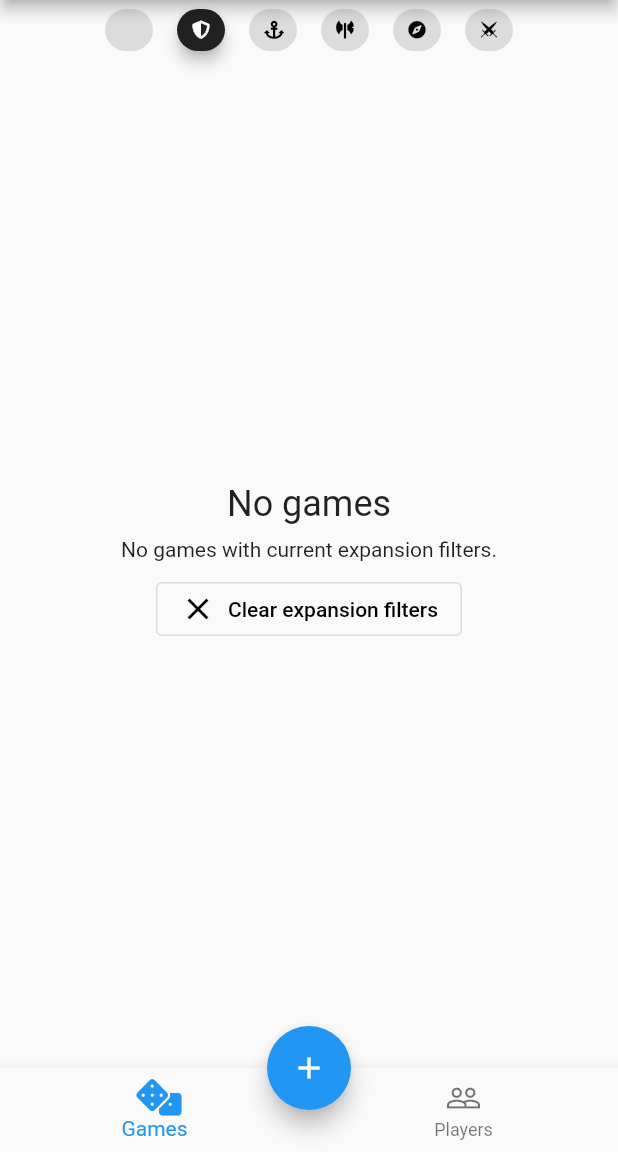
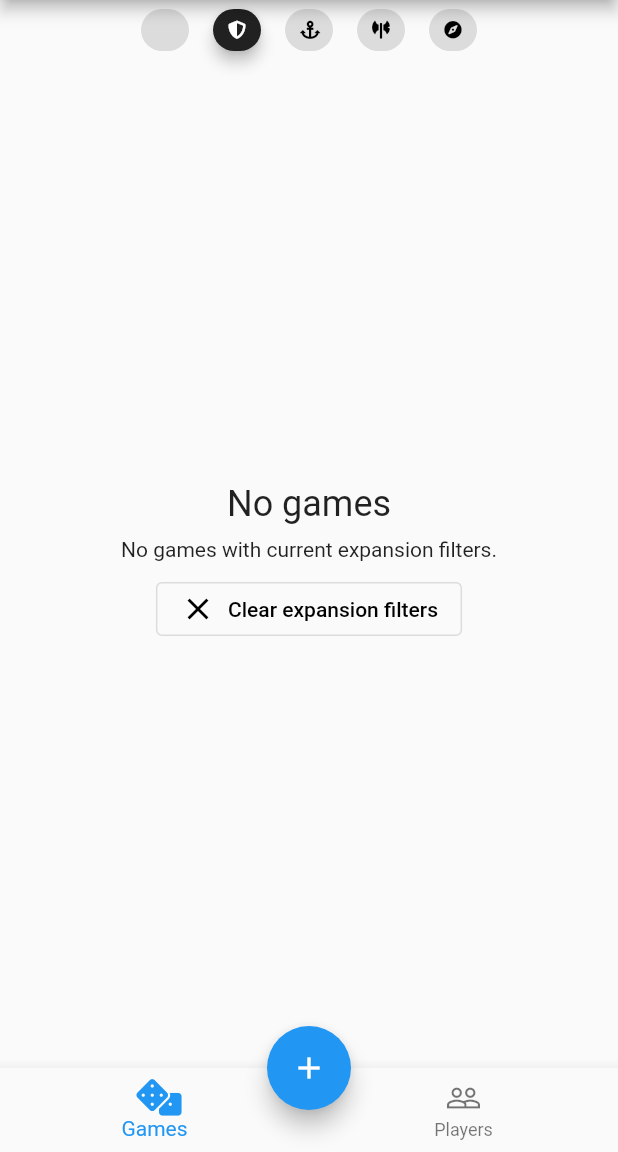
Before and after one commit to wietsebuseyne/CatanMaster, a Flutter app: the screen it shows after launch, after a tap on an icon or button, on a phone screen of 412 x 824 dp, the part 84-1236 px from its top. Run offline on Flutter 3.47's test engine with Material 2 defaults, Android fonts, the phone set to English and light mode, and no system bars; our stand-ins replace bloc, dartz, datetime_picker_formfield, device_info_plus, equatable, flutter_bloc and 6 more; missing offline and left inert: flutter_polygon; accounts and stored records are empty.

Commit message:
Removed Legend of the Conquerers expansion (it's now a scenario)

```diff
--- a/lib/feature/game/domain/game.dart
+++ b/lib/feature/game/domain/game.dart
@@ -189,7 +189,6 @@ enum CatanExpansion {
   seafarers,
   explorersAndPirates,
   tradersAndBarbarians,
-  legendOfTheConquerers,
 }
 
 extension CatanScenarios on CatanExpansion {
--- a/lib/feature/game/presentation/catan_expansion_ui.dart
+++ b/lib/feature/game/presentation/catan_expansion_ui.dart
@@ -27,8 +27,6 @@ extension CatanExpansionUi on CatanExpansion? {
         return Colors.blue[900]!;
       case CatanExpansion.tradersAndBarbarians:
         return Colors.purple;
-      case CatanExpansion.legendOfTheConquerers:
-        return Colors.green;
     }
   }
 
@@ -44,8 +42,6 @@ extension CatanExpansionUi on CatanExpansion? {
         return CatanIcons.compassSolid;
       case CatanExpansion.tradersAndBarbarians:
         return CatanIcons.axeSolid;
-      case CatanExpansion.legendOfTheConquerers:
-        return CatanIcons.crossedSwords;
     }
   }
 
@@ -61,8 +57,6 @@ extension CatanExpansionUi on CatanExpansion? {
         return CatanIcons.compass;
       case CatanExpansion.tradersAndBarbarians:
         return CatanIcons.axe;
-      case CatanExpansion.legendOfTheConquerers:
-        return CatanIcons.crossedSwords;
     }
   }
 
@@ -79,8 +73,6 @@ extension CatanExpansionUi on CatanExpansion? {
         return "Explorers & Pirates";
       case CatanExpansion.tradersAndBarbarians:
         return "Traders & Barbarians";
-      case CatanExpansion.legendOfTheConquerers:
-        return "Legend of the conquerers";
     }
   }
 }
--- a/lib/feature/game/presentation/widgets/games_list.dart
+++ b/lib/feature/game/presentation/widgets/games_list.dart
@@ -113,10 +113,6 @@ class ExpansionFiltersHeader extends StatelessWidget {
         const SizedBox(
           width: 8.0,
         ),
-        _filter(CatanExpansion.legendOfTheConquerers),
-        const SizedBox(
-          width: 8.0,
-        ),
       ],
     );
   }
```
